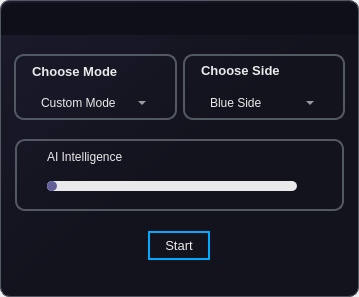
elian-olbz/mlbb-drafting-and-simulation-tools, file ui/dialogs/open_practice_draft.ui: the form before one commit.
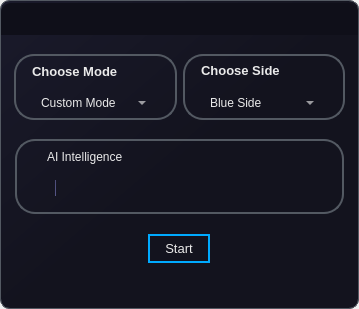
The form after the commit. Icons and pictures are not drawn.

Commit message: Changed sliders and progress bars design. Commented out model prediction and draft state print statements. Organized repeated lines of codes. Added revalidate_selected_hero() in QD.

The edit to the form file:
```diff
--- a/ui/dialogs/open_practice_draft.ui
+++ b/ui/dialogs/open_practice_draft.ui
@@ -7,7 +7,7 @@
     <x>0</x>
     <y>0</y>
     <width>359</width>
-    <height>297</height>
+    <height>309</height>
    </rect>
   </property>
   <property name="sizePolicy">
@@ -213,7 +213,7 @@
                 <widget class="QWidget" name="mode_container" native="true">
                  <property name="styleSheet">
                   <string notr="true">QWidget #mode_container{
-border-radius:10px;
+border-radius:20px;
 border: 2px solid; 
 border-color:rgb(83, 89, 98);
 }
@@ -297,7 +297,7 @@
                 <widget class="QWidget" name="side_container" native="true">
                  <property name="styleSheet">
                   <string notr="true">QWidget #side_container{
-border-radius:10px;
+border-radius: 20px;
 border: 2px solid; 
 border-color:rgb(83, 89, 98);
 }
@@ -438,7 +438,7 @@
                 <widget class="QFrame" name="slider_container">
                  <property name="styleSheet">
                   <string notr="true">QFrame #slider_container{
-border-radius:10px;
+border-radius: 20px;
 border: 2px solid; 
 border-color:rgb(83, 89, 98);
 }
@@ -459,7 +459,7 @@
                    <number>30</number>
                   </property>
                   <property name="rightMargin">
-                   <number>30</number>
+                   <number>15</number>
                   </property>
                   <property name="bottomMargin">
                    <number>15</number>
@@ -503,7 +503,7 @@
                        <property name="minimumSize">
                         <size>
                          <width>250</width>
-                         <height>10</height>
+                         <height>18</height>
                         </size>
                        </property>
                        <property name="maximumSize">
@@ -514,32 +514,30 @@
                        </property>
                        <property name="styleSheet">
                         <string notr="true">QSlider {
-    min-height: 10px;
+    min-height: 16px;
+padding: 1px 1px;
 }
 
 QSlider::groove:horizontal {
-    border: 0px;
-    background: #eaeaea;
-    height: 10px;
-    border-radius: 5px;
+border: 0px;
+background-color: qlineargradient(spread:pad, x2:1, y1:0, x1:0, y2:1, stop:0 rgba(255, 255, 255, 255), stop:0.971368 			rgba(200, 200, 200, 255));
+height: 16px;
+border-radius: 8px;
 }
 
 QSlider::handle {
-	background-color: #606097;
-    height: 10px;
-    width: 10px;
-    border-radius: 5px;
+	padding: 2px 1px;
+	background-color: #3f3f64;
+	image: url(:/icons/icons/circle.svg);
+    height: 16px;
+    width: 16px;
+    border-radius: 8px;
 }
 
 QSlider::sub-page:horizontal {
-    
-	background-color: rgb(170, 170, 255);
-    border-top-left-radius: 5px;
-    border-bottom-left-radius: 5px;
-}
-
-QRangeSlider {
-    qproperty-barColor: qlineargradient(x1:0, y1:0, x2:1, y2:1, stop:0 #227, stop:1 #77a);
+background-color: qlineargradient(spread:pad, x1:0, y1:0, x2:1, y2:1, stop:0 rgba(73, 73, 115, 255), stop:0.991368 rgba(90, 90, 142, 255));
+border-top-left-radius: 8px;
+border-bottom-left-radius: 8px;
 }</string>
                        </property>
                        <property name="minimum">
```
The commit also changes 12 other files.
